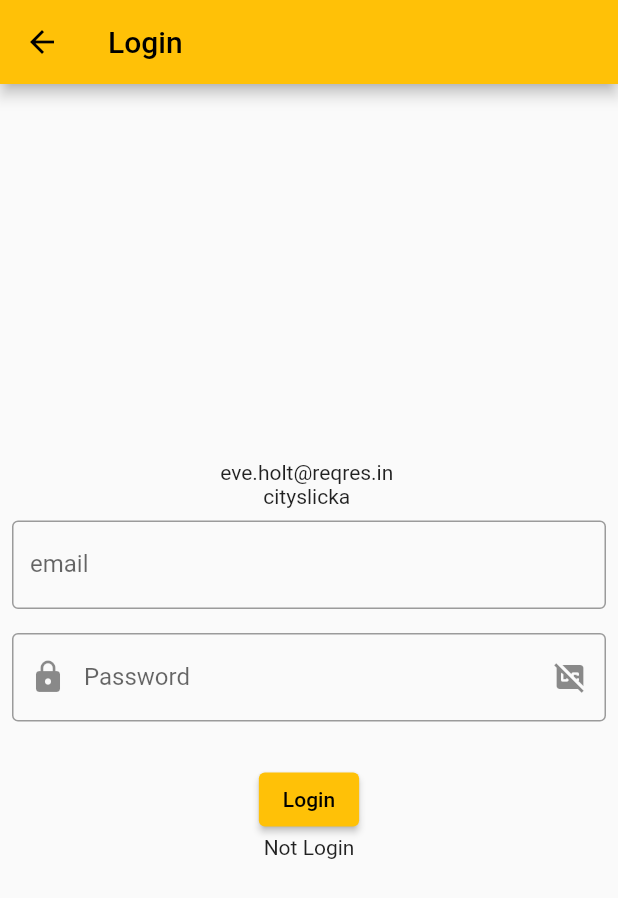
After one commit to Ayushpanditmoto/Flutter-Provider-Statemanagement-Examples, a Flutter app: the Login screen opened by its route, after a tap on "Login", on a phone screen of 412 x 824 dp. The commit adds this screen. Shown: the top 898 px of the screen. Run offline on Flutter 3.47's test engine with Material 2 defaults, Android fonts, the phone set to English and light mode, and no system bars; network calls fail.

Commit message:
feat: completed login features

```diff
--- a/lib/Home.dart
+++ b/lib/Home.dart
@@ -47,6 +47,11 @@ class Home extends StatelessWidget {
                   Navigator.pushNamed(context, '/fav');
                 },
                 child: const Text("Favourite")),
+            ElevatedButton(
+                onPressed: () {
+                  Navigator.pushNamed(context, '/login');
+                },
+                child: const Text("Login")),
           ],
         ),
       ),
--- /dev/null
+++ b/lib/Pages/Login.dart
@@ -0,0 +1,95 @@
+// ignore_for_file: file_names, must_be_immutable
+
+import 'package:flutter/material.dart';
+import 'package:flutter/services.dart';
+import 'package:provider/provider.dart';
+import 'package:schoolmanage/Provider/authProvider.dart';
+
+class Login extends StatelessWidget {
+  Login({super.key});
+
+  TextEditingController emailController = TextEditingController();
+  TextEditingController passwordController = TextEditingController();
+
+  @override
+  Widget build(BuildContext context) {
+    // debugPrint('Login build()');
+    // debugPrint(emailController.text);
+    // debugPrint(passwordController.text);
+    final AuthProvider authProvider = Provider.of<AuthProvider>(context);
+    return Scaffold(
+      appBar: AppBar(
+        title: const Text('Login'),
+      ),
+      body: Center(
+        child: Column(
+          mainAxisAlignment: MainAxisAlignment.center,
+          children: [
+            //copyable text
+            SelectableText("eve.holt@reqres.in", onTap: () {
+              Clipboard.setData(
+                  const ClipboardData(text: "eve.holt@reqres.in"));
+            }),
+            SelectableText(
+              "cityslicka",
+              onTap: () {
+                Clipboard.setData(
+                    const ClipboardData(text: "eve.holt@reqres.in"));
+              },
+            ),
+            Padding(
+              padding: const EdgeInsets.all(8.0),
+              child: TextField(
+                controller: emailController,
+                decoration: const InputDecoration(
+                  border: OutlineInputBorder(),
+                  labelText: 'email',
+                ),
+              ),
+            ),
+            Padding(
+              padding: const EdgeInsets.all(8.0),
+              child: TextField(
+                controller: passwordController,
+                obscureText: authProvider.obsSecure,
+                decoration: InputDecoration(
+                  border: const OutlineInputBorder(),
+                  labelText: 'Password',
+                  prefixIcon: const Icon(Icons.lock),
+                  suffixIcon: InkWell(
+                    child: authProvider.obsSecure
+                        ? const Icon(Icons.remove_red_eye)
+                        : const Icon(Icons.closed_caption_disabled),
+                    onTap: () {
+                      if (authProvider.obsSecure == true) {
+                        authProvider.setVisible(false);
+                      } else {
+                        authProvider.setVisible(true);
+                      }
+                    },
+                  ),
+                ),
+              ),
+            ),
+            const SizedBox(
+              height: 20,
+            ),
+            authProvider.isLoading
+                ? const CircularProgressIndicator()
+                : ElevatedButton(
+                    child: const Text('Login'),
+                    onPressed: () {
+                      authProvider.login(
+                          emailController.text, passwordController.text);
+                    },
+                  ),
+
+            authProvider.isAuth
+                ? const Text("Login Successful")
+                : const Text("Not Login")
+          ],
+        ),
+      ),
+    );
+  }
+}
--- /dev/null
+++ b/lib/Provider/authProvider.dart
@@ -0,0 +1,57 @@
+// ignore_for_file: file_names
+
+import 'package:flutter/material.dart';
+import 'package:http/http.dart' as http;
+import 'package:http/http.dart';
+
+class AuthProvider with ChangeNotifier {
+  bool _isLoading = false;
+  bool _obsSecure = false;
+  bool _isAuth = false;
+
+  bool get isLoading => _isLoading;
+  bool get obsSecure => _obsSecure;
+  bool get isAuth => _isAuth;
+
+  setLoading(bool value) {
+    _isLoading = value;
+    notifyListeners();
+  }
+
+  setVisible(bool value) {
+    _obsSecure = value;
+    notifyListeners();
+  }
+
+  setAuth(bool value) {
+    _isAuth = value;
+    notifyListeners();
+  }
+
+  void login(String email, String password) async {
+    setLoading(true);
+    try {
+      Response response = await http.post(
+        Uri.parse('https://reqres.in/api/login'),
+        body: {
+          'email': email,
+          'password': password,
+        },
+      );
+      debugPrint(response.body);
+      if (response.statusCode == 200) {
+        debugPrint('Login Successful');
+        setLoading(false);
+        setAuth(true);
+      } else {
+        debugPrint('Login Failed');
+        setLoading(false);
+        setAuth(false);
+      }
+    } catch (error) {
+      debugPrint(error.toString());
+      setLoading(false);
+      setAuth(false);
+    }
+  }
+}
--- a/lib/main.dart
+++ b/lib/main.dart
@@ -7,6 +7,7 @@ import 'package:schoolmanage/Provider/ThemeProvider.dart';
 import 'package:schoolmanage/myRouter.dart';
 
 import 'Home.dart';
+import 'Provider/authProvider.dart';
 
 void main() => runApp(const MyApp());
 
@@ -23,10 +24,12 @@ class MyApp extends StatelessWidget {
           ChangeNotifierProvider(create: (_) => SliderProvider()),
           ChangeNotifierProvider(create: (_) => FavouriteProvider()),
           ChangeNotifierProvider(create: (_) => ThemeProvider()),
+          ChangeNotifierProvider(create: (_) => AuthProvider()),
         ],
         child: Builder(builder: (BuildContext context) {
           final themeProvider = Provider.of<ThemeProvider>(context);
           return MaterialApp(
+            debugShowCheckedModeBanner: false,
             title: 'Provider Demo',
             themeMode: themeProvider.themeMode,
             theme: ThemeData(
--- a/lib/myRouter.dart
+++ b/lib/myRouter.dart
@@ -4,6 +4,7 @@ import 'package:flutter/material.dart';
 import 'package:schoolmanage/Pages/Counter.dart';
 import 'package:schoolmanage/Pages/Favourite.dart';
 import 'package:schoolmanage/Pages/FavouriteItem.dart';
+import 'package:schoolmanage/Pages/Login.dart';
 
 import 'Home.dart';
 import 'Pages/Slider.dart';
@@ -21,6 +22,8 @@ class MyRouter {
         return MaterialPageRoute(builder: (_) => const Favourite());
       case '/favouriteItem':
         return MaterialPageRoute(builder: (_) => const FavouriteItem());
+      case '/login':
+        return MaterialPageRoute(builder: (_) => Login());
 
       default:
         return MaterialPageRoute(
--- a/pubspec.yaml
+++ b/pubspec.yaml
@@ -32,14 +32,10 @@ dependencies:
   cupertino_icons: ^1.0.2
   flutter:
     sdk: flutter
+  http: ^0.13.5
   provider: ^6.0.5
 
 dev_dependencies:
-  # The "flutter_lints" package below contains a set of recommended lints to
-  # encourage good coding practices. The lint set provided by the package is
-  # activated in the `analysis_options.yaml` file located at the root of your
-  # package. See that file for information about deactivating specific lint
-  # rules and activating additional ones.
   flutter_lints: ^2.0.0
   flutter_test:
     sdk: flutter
```
Also changed, not shown: pubspec.lock.
